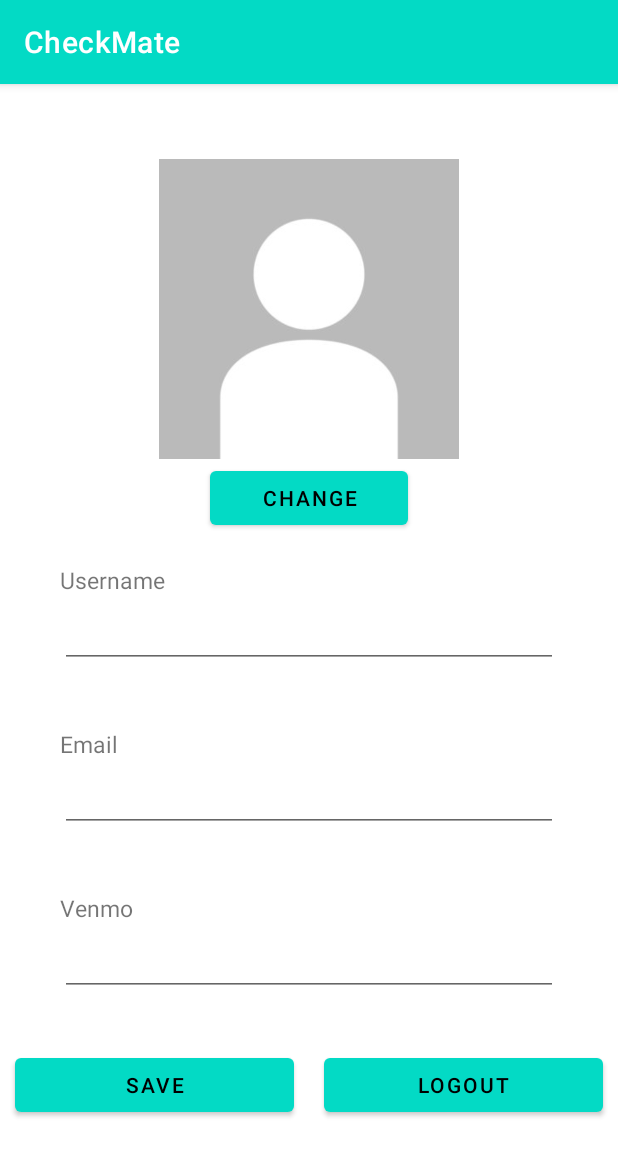
After one commit to johnbkariuki/CS65-Project, an Android app: the ProfileActivity screen opened directly, with no data from a screen before it, on a phone screen of 412 x 824 dp. The commit adds this screen. Shown: the top 1156 px of the screen. Run offline under Robolectric (Android 15) with nearby library versions, the phone set to English and light mode, and no system bars; our stand-ins replace Firebase (no records; nobody signed in at launch, a user with empty details on screens opened directly), navigation-ui; libraries missing offline, so code that uses them is left out: com.theartofdev.edmodo; 3 statements that could not run were skipped.

Commit message:
new changes

```diff
--- a/CheckMate/app/src/main/AndroidManifest.xml
+++ b/CheckMate/app/src/main/AndroidManifest.xml
@@ -20,6 +20,8 @@
             android:label="@string/title_activity_receipt"
             android:screenOrientation="portrait"
             android:theme="@style/Theme.CheckMate.NoActionBar" />
+        <activity android:name=".ProfileActivity"
+            android:screenOrientation="portrait"/>
         <activity
             android:name=".MainActivity"
             android:exported="true"
--- a/CheckMate/app/src/main/java/com/example/checkmate/MainActivity.kt
+++ b/CheckMate/app/src/main/java/com/example/checkmate/MainActivity.kt
@@ -8,7 +8,6 @@ import android.os.Bundle
 import androidx.navigation.findNavController
 import androidx.navigation.ui.setupWithNavController
 import com.google.android.material.bottomnavigation.BottomNavigationView
-import kotlin.math.log
 
 class MainActivity : AppCompatActivity() {
     private var loggedIn = false
@@ -28,8 +27,7 @@ class MainActivity : AppCompatActivity() {
             startActivity(logInIntent)
         } else{
             // setting up bottom navigation menu
-            val bottomNavigationView = findViewById<BottomNavigationView
-                    >(R.id.bottom_navigation_view)
+            val bottomNavigationView = findViewById<BottomNavigationView>(R.id.bottom_navigation_view)
             val navController = findNavController(R.id.nav_fragment)
             bottomNavigationView.setupWithNavController(
                 navController
--- /dev/null
+++ b/CheckMate/app/src/main/java/com/example/checkmate/ProfileActivity.kt
@@ -0,0 +1,142 @@
+package com.example.checkmate
+
+import android.content.Context
+import android.content.Intent
+import android.content.SharedPreferences
+import android.net.Uri
+import android.os.Bundle
+import android.provider.MediaStore
+import android.widget.Button
+import android.widget.ImageView
+import android.widget.TextView
+import androidx.activity.result.ActivityResultLauncher
+import androidx.activity.result.contract.ActivityResultContract
+import androidx.appcompat.app.AppCompatActivity
+import com.google.firebase.auth.FirebaseAuth
+import com.google.firebase.auth.FirebaseUser
+import com.google.firebase.firestore.FirebaseFirestore
+import com.theartofdev.edmodo.cropper.CropImage
+
+class ProfileActivity : AppCompatActivity() {
+    // views
+    private lateinit var logoutButton: Button
+    private lateinit var saveButton: Button
+    private lateinit var usernameText: TextView
+    private lateinit var emailText: TextView
+    private lateinit var venmoText: TextView
+    private lateinit var imageView: ImageView
+    private lateinit var takePhotoButton: Button
+
+
+    // firebase and shared prefs
+    private lateinit var mFirebaseAuth: FirebaseAuth
+    private lateinit var mFirebaseFirestore: FirebaseFirestore
+    private lateinit var mCurrUser: FirebaseUser
+    private lateinit var mUserId: String
+    private lateinit var pref: SharedPreferences
+
+
+    private var email=""
+    private var password=""
+
+
+    private val cropActivityResultContract = object: ActivityResultContract<Any, Uri?>(){
+        override fun createIntent(context: Context, input: Any?): Intent {
+            return CropImage.activity()
+                .getIntent(this@ProfileActivity)
+
+        }
+
+        override fun parseResult(resultCode: Int, intent: Intent?): Uri? {
+            return CropImage.getActivityResult(intent)?.uri
+        }
+    }
+
+    private lateinit var cropActivityResultLauncher: ActivityResultLauncher<Any?>
+
+    override fun onCreate(savedInstanceState: Bundle?) {
+        super.onCreate(savedInstanceState)
+        setContentView(R.layout.activity_profile)
+
+        imageView = findViewById(R.id.profileImg)
+
+        cropActivityResultLauncher = registerForActivityResult(cropActivityResultContract){
+            it?.let{ uri ->
+                val bitmap = MediaStore.Images.Media.getBitmap(this.contentResolver,uri)
+                imageView.setImageBitmap(bitmap)
+            }
+        }
+
+        // grab existing email and pswd
+        pref = getSharedPreferences(MainActivity.MY_PREFERENCES, Context.MODE_PRIVATE)
+        email = pref.getString(SignUpActivity.EMAIL_KEY, "")!!
+        password = pref.getString(SignUpActivity.PASSWORD_KEY, "")!!
+
+        // firebase and load the view
+        mFirebaseAuth = FirebaseAuth.getInstance()
+        mFirebaseFirestore = FirebaseFirestore.getInstance()
+        mFirebaseAuth.signInWithEmailAndPassword(email, password)
+
+
+        if (mFirebaseAuth.currentUser != null) {
+            mCurrUser = mFirebaseAuth.currentUser!!
+            mUserId = mCurrUser.uid
+
+            loadView()
+        }
+
+        // set onclick listeners
+        // logoutButton
+        logoutButton = findViewById(R.id.logout_button)
+        logoutButton.setOnClickListener {
+            val editor: SharedPreferences.Editor = pref.edit()
+            editor.putString(SignUpActivity.EMAIL_KEY, "")
+            editor.putString(SignUpActivity.PASSWORD_KEY, "")
+            editor.putBoolean(MainActivity.LOGGED_IN_KEY,false)
+            editor.apply()
+
+            // logout
+            mFirebaseAuth.signOut()
+
+            val intent = Intent(this, SignInSignUpActivity::class.java)
+            startActivity(intent)
+        }
+
+        // saveButton
+        saveButton = findViewById(R.id.save_edit_button)
+        saveButton.setOnClickListener {
+            val editor: SharedPreferences.Editor = pref.edit()
+            editor.putString(SignUpActivity.EMAIL_KEY, email)
+            editor.putString(SignUpActivity.PASSWORD_KEY, password)
+            editor.putBoolean(MainActivity.LOGGED_IN_KEY,true)
+            editor.apply()
+        }
+
+        // takePhotoButton
+        takePhotoButton = findViewById(R.id.change_profile_photo_button)
+        takePhotoButton.setOnClickListener {
+            cropActivityResultLauncher.launch(null)
+        }
+
+    }
+
+    private fun loadView() {
+
+        // get view components
+        emailText = findViewById(R.id.email_profile)
+        usernameText = findViewById(R.id.username_profile)
+        venmoText = findViewById(R.id.venmo_profile)
+
+        emailText.text = email
+
+
+        // firestore specific
+        mFirebaseFirestore.collection("users").document(mUserId).get()
+            .addOnSuccessListener {
+
+                println("debug: $it") // debugging purposes
+                usernameText.text = it.data!!["username"].toString()
+                venmoText.text = it.data!!["venmo"].toString()
+            }
+    }
+}
--- a/CheckMate/app/src/main/java/com/example/checkmate/ReceiptActivity.kt
+++ b/CheckMate/app/src/main/java/com/example/checkmate/ReceiptActivity.kt
@@ -153,7 +153,6 @@ class ReceiptActivity : AppCompatActivity() {
 
             for (j in 0 until block.lines.size) {
                 var line = block.lines[j]
-
                 val debugLine = line.text
                 println("debug: $debugLine")
                 // if on receipt line item
--- /dev/null
+++ b/CheckMate/app/src/main/res/layout/activity_profile.xml
@@ -0,0 +1,123 @@
+<?xml version="1.0" encoding="utf-8"?>
+<LinearLayout xmlns:android="http://schemas.android.com/apk/res/android"
+    xmlns:tools="http://schemas.android.com/tools"
+    android:layout_width="match_parent"
+    android:layout_height="match_parent"
+    android:orientation="vertical"
+    tools:context=".ProfileActivity" >
+
+    <LinearLayout
+        android:layout_width="match_parent"
+        android:layout_height="wrap_content"
+        android:orientation="vertical"
+        android:layout_margin="20dp" >
+
+        <ImageView
+            android:layout_width="200dp"
+            android:layout_height="200dp"
+            android:id="@+id/profileImg"
+            android:layout_gravity="center"
+            android:layout_marginTop="30dp"
+            android:layout_marginLeft="30dp"
+            android:layout_marginRight="30dp"
+            android:layout_marginBottom="2dp"
+            android:src="@drawable/default_image"/>
+
+        <Button
+            android:layout_width="match_parent"
+            android:layout_height="wrap_content"
+            android:layout_marginLeft="120dp"
+            android:layout_marginRight="120dp"
+            android:id="@+id/change_profile_photo_button"
+            android:text="@string/change_photo_button">
+
+        </Button>
+
+        <TextView
+            android:layout_width="match_parent"
+            android:layout_height="wrap_content"
+            android:text="Username"
+            android:layout_marginTop="20dp"
+            android:layout_marginLeft="20dp"
+            android:layout_marginRight="20dp"
+            android:textSize="15dp">
+
+        </TextView>
+
+        <EditText
+            android:layout_width="match_parent"
+            android:layout_height="wrap_content"
+            android:textSize="20sp"
+            android:layout_marginBottom="20dp"
+            android:layout_marginLeft="20dp"
+            android:layout_marginRight="20dp"
+            android:id="@+id/username_profile"
+            android:focusable="false"/>
+
+        <TextView
+            android:layout_width="match_parent"
+            android:layout_height="wrap_content"
+            android:text="Email"
+            android:layout_marginTop="20dp"
+            android:layout_marginLeft="20dp"
+            android:layout_marginRight="20dp"
+            android:textSize="15dp">
+
+        </TextView>
+
+        <EditText
+            android:layout_width="match_parent"
+            android:layout_height="wrap_content"
+            android:layout_marginBottom="20dp"
+            android:layout_marginLeft="20dp"
+            android:layout_marginRight="20dp"
+            android:textSize="20sp"
+            android:id="@+id/email_profile"
+            android:focusable="false"/>
+
+        <TextView
+            android:layout_width="match_parent"
+            android:layout_height="wrap_content"
+            android:text="Venmo"
+            android:layout_marginTop="20dp"
+            android:layout_marginLeft="20dp"
+            android:layout_marginRight="20dp"
+            android:textSize="15dp">
+        </TextView>
+
+        <EditText
+            android:layout_width="match_parent"
+            android:layout_height="wrap_content"
+            android:layout_marginBottom="5dp"
+            android:layout_marginLeft="20dp"
+            android:layout_marginRight="20dp"
+            android:textSize="20sp"
+            android:id="@+id/venmo_profile"
+            android:focusable="false"/>
+
+    </LinearLayout>
+
+    <LinearLayout
+        android:layout_width="match_parent"
+        android:layout_height="wrap_content"
+        android:orientation="horizontal">
+
+        <Button
+            android:layout_width="match_parent"
+            android:layout_height="wrap_content"
+            android:layout_weight="1"
+            android:id="@+id/save_edit_button"
+            android:text="@string/profile_fragment_save"
+            android:layout_margin="10dp"/>
+
+        <Button
+            android:layout_width="match_parent"
+            android:layout_height="wrap_content"
+            android:layout_weight="1"
+            android:id="@+id/logout_button"
+            android:layout_margin="10dp"
+            android:text="@string/profile_fragment_logout" />
+
+    </LinearLayout>
+
+</LinearLayout>
--- a/CheckMate/app/src/main/res/menu/bottom_nav.xml
+++ b/CheckMate/app/src/main/res/menu/bottom_nav.xml
@@ -8,5 +8,5 @@
         android:id="@+id/receiptActivity"/>
     <item android:title="@string/profile_title"
         android:icon="@drawable/ic_profile"
-        android:id="@+id/profileFragment"/>
+        android:id="@+id/profileActivity"/>
 </menu>
--- a/CheckMate/app/src/main/res/values/strings.xml
+++ b/CheckMate/app/src/main/res/values/strings.xml
@@ -33,4 +33,7 @@
     <string name="profile_fragment_logout">Logout</string>
     <string name="profile_fragment_save">SAVE</string>
 
+    <!-- profile activities -->
+    <string name="change_photo_button">Change</string>
+
 </resources>
```
Also changed, not shown: CheckMate/app/src/main/java/com/example/checkmate/ProfileFragment.kt (deleted, +0 -125 lines), CheckMate/app/src/main/res/layout/fragment_profile.xml (deleted, +0 -95 lines), CheckMate/app/src/main/res/navigation/nav_graph.xml (+5 -5 lines), CheckMate/app/src/main/res/drawable-v24/default_image.jpeg (added).
